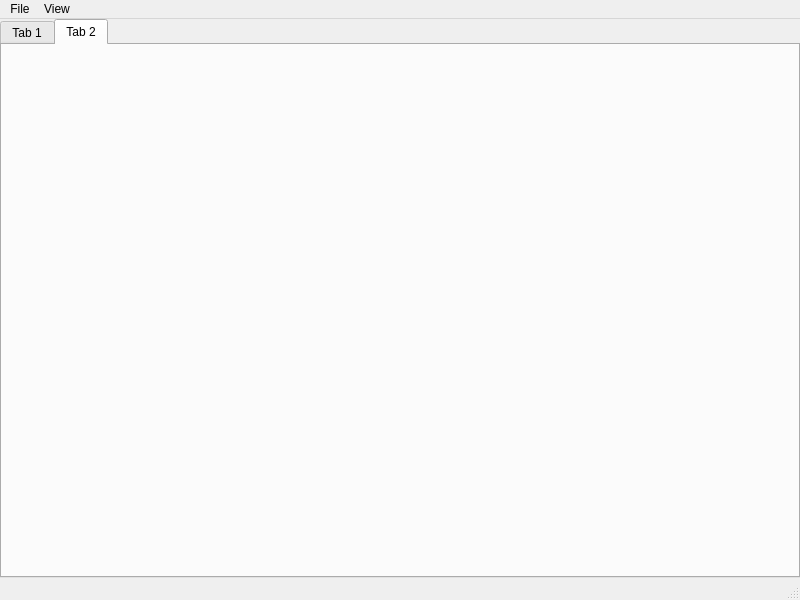
aa-dav/SimpX, file mainwindow.ui: the form before one commit.
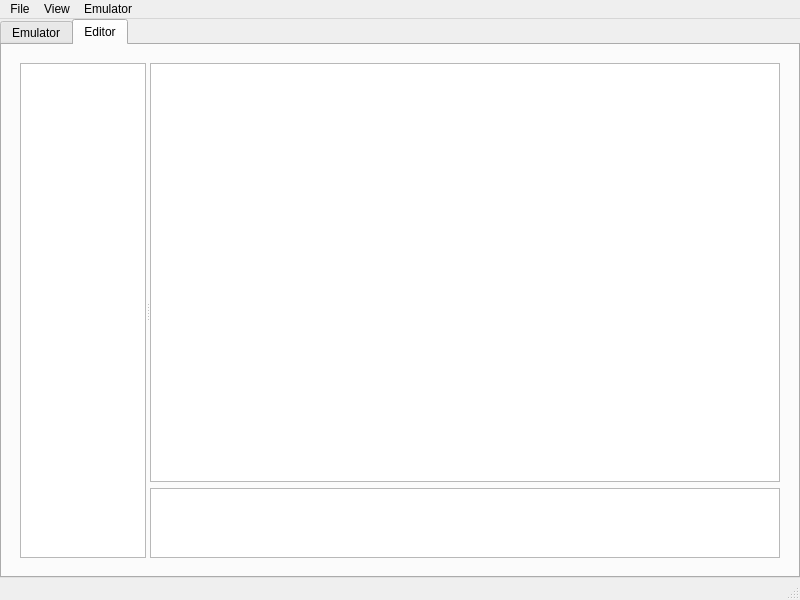
The form after the commit. The open tabs and pages were chosen to show the change. Custom widgets are drawn as their Qt base class.

What changed in the file:
```diff
--- a/mainwindow.ui
+++ b/mainwindow.ui
@@ -46,7 +46,7 @@
       </property>
       <widget class="QWidget" name="tab">
        <attribute name="title">
-        <string>Tab 1</string>
+        <string>Emulator</string>
        </attribute>
        <layout class="QHBoxLayout" name="horizontalLayout_2">
         <item>
@@ -56,9 +56,111 @@
       </widget>
       <widget class="QWidget" name="tab_2">
        <attribute name="title">
-        <string>Tab 2</string>
+        <string>Editor</string>
        </attribute>
-       <layout class="QHBoxLayout" name="horizontalLayout_3"/>
+       <layout class="QHBoxLayout" name="horizontalLayout_3">
+        <item>
+         <widget class="QWidget" name="widget" native="true">
+          <layout class="QHBoxLayout" name="horizontalLayout_4">
+           <item>
+            <widget class="QSplitter" name="splitter">
+             <property name="orientation">
+              <enum>Qt::Horizontal</enum>
+             </property>
+             <widget class="QListWidget" name="filesList">
+              <property name="enabled">
+               <bool>true</bool>
+              </property>
+              <property name="sizePolicy">
+               <sizepolicy hsizetype="Expanding" vsizetype="Expanding">
+                <horstretch>10</horstretch>
+                <verstretch>0</verstretch>
+               </sizepolicy>
+              </property>
+              <property name="minimumSize">
+               <size>
+                <width>100</width>
+                <height>0</height>
+               </size>
+              </property>
+              <property name="baseSize">
+               <size>
+                <width>0</width>
+                <height>0</height>
+               </size>
+              </property>
+              <property name="font">
+               <font>
+                <pointsize>12</pointsize>
+               </font>
+              </property>
+             </widget>
+             <widget class="QWidget" name="widget_2" native="true">
+              <property name="sizePolicy">
+               <sizepolicy hsizetype="Expanding" vsizetype="Expanding">
+                <horstretch>50</horstretch>
+                <verstretch>0</verstretch>
+               </sizepolicy>
+              </property>
+              <layout class="QVBoxLayout" name="verticalLayout">
+               <property name="spacing">
+                <number>6</number>
+               </property>
+               <property name="leftMargin">
+                <number>0</number>
+               </property>
+               <property name="topMargin">
+                <number>0</number>
+               </property>
+               <property name="rightMargin">
+                <number>0</number>
+               </property>
+               <property name="bottomMargin">
+                <number>0</number>
+               </property>
+               <item>
+                <widget class="QPlainTextEdit" name="fileEdit">
+                 <property name="enabled">
+                  <bool>true</bool>
+                 </property>
+                 <property name="sizePolicy">
+                  <sizepolicy hsizetype="Expanding" vsizetype="Expanding">
+                   <horstretch>40</horstretch>
+                   <verstretch>60</verstretch>
+                  </sizepolicy>
+                 </property>
+                 <property name="font">
+                  <font>
+                   <family>Consolas</family>
+                   <pointsize>12</pointsize>
+                  </font>
+                 </property>
+                 <property name="lineWrapMode">
+                  <enum>QPlainTextEdit::NoWrap</enum>
+                 </property>
+                </widget>
+               </item>
+               <item>
+                <widget class="QTextEdit" name="msgEdit">
+                 <property name="sizePolicy">
+                  <sizepolicy hsizetype="Expanding" vsizetype="Expanding">
+                   <horstretch>0</horstretch>
+                   <verstretch>10</verstretch>
+                  </sizepolicy>
+                 </property>
+                 <property name="readOnly">
+                  <bool>true</bool>
+                 </property>
+                </widget>
+               </item>
+              </layout>
+             </widget>
+            </widget>
+           </item>
+          </layout>
+         </widget>
+        </item>
+       </layout>
       </widget>
      </widget>
     </item>
@@ -88,8 +190,16 @@
     <addaction name="actionView300"/>
     <addaction name="actionView400"/>
    </widget>
+   <widget class="QMenu" name="menuEmulator">
+    <property name="title">
+     <string>Emulator</string>
+    </property>
+    <addaction name="actionRun"/>
+    <addaction name="actionStop"/>
+   </widget>
    <addaction name="menuFile"/>
    <addaction name="menuView"/>
+   <addaction name="menuEmulator"/>
   </widget>
   <widget class="QStatusBar" name="statusBar"/>
   <action name="actionQuit">
```
Left out of the diff: 16 changed lines with no effect on the pictures.
